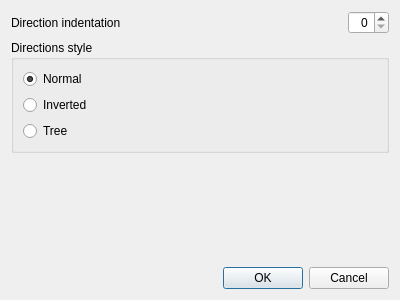
Before: the Qt Designer form src/optionsdialog.ui in myshak/ss13recipemanager, drawn with Qt 5.
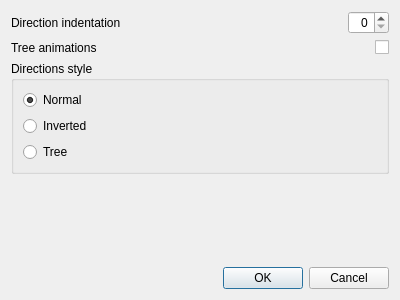
After: the same form once the commit is applied.

Commit message: Add tree animations option.

What changed in the file:
```diff
--- a/src/optionsdialog.ui
+++ b/src/optionsdialog.ui
@@ -14,7 +14,7 @@
    <string>Options</string>
   </property>
   <layout class="QGridLayout" name="gridLayout">
-   <item row="3" column="0">
+   <item row="4" column="0">
     <spacer name="verticalSpacer">
      <property name="orientation">
       <enum>Qt::Vertical</enum>
@@ -27,7 +27,7 @@
      </property>
     </spacer>
    </item>
-   <item row="2" column="0" colspan="2">
+   <item row="3" column="0" colspan="2">
     <widget class="QGroupBox" name="groupBox_2">
      <property name="title">
       <string>Directions style</string>
@@ -99,6 +99,26 @@
      </property>
     </widget>
    </item>
+   <item row="2" column="0">
+    <widget class="QLabel" name="label2">
+     <property name="text">
+      <string>Tree animations</string>
+     </property>
+     <property name="buddy">
+      <cstring>tree_animated</cstring>
+     </property>
+    </widget>
+   </item>
+   <item row="2" column="1">
+    <widget class="QCheckBox" name="tree_animated">
+     <property name="layoutDirection">
+      <enum>Qt::RightToLeft</enum>
+     </property>
+     <property name="text">
+      <string/>
+     </property>
+    </widget>
+   </item>
   </layout>
  </widget>
  <resources/>
```
Left out of the diff: 18 changed lines with no effect on the pictures. The commit also changes 4 other files.
